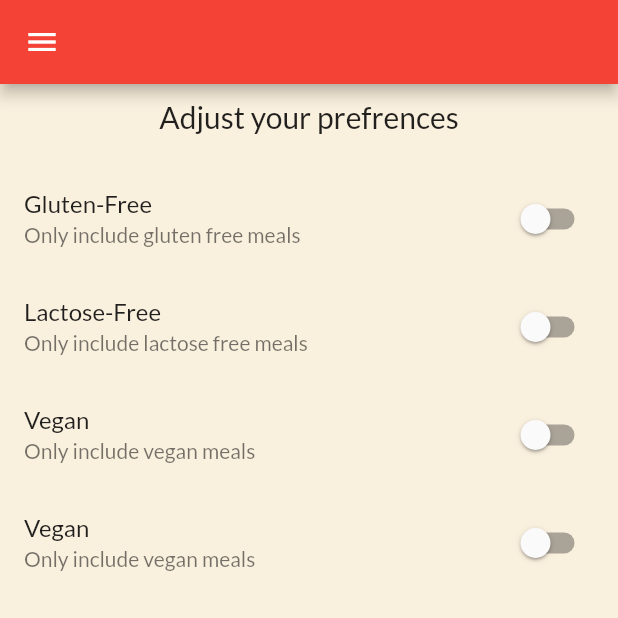
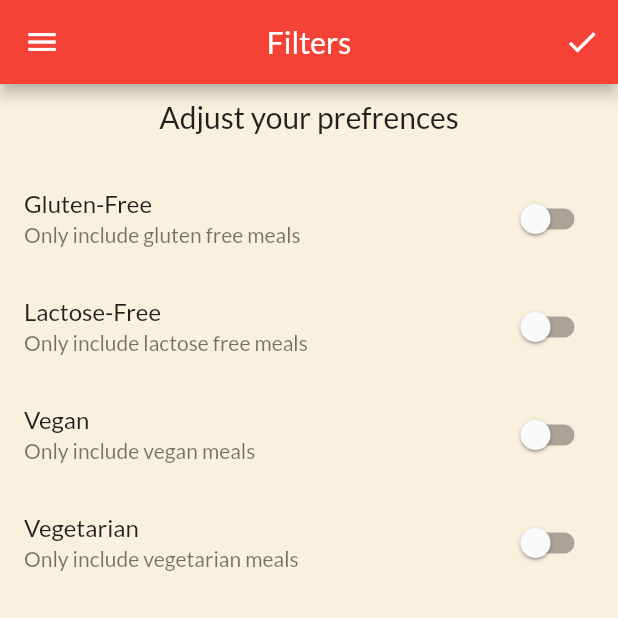
Before and after one commit to devgala/meals_app, a Flutter app: the screen it shows after launch, in the side drawer, after a tap on "Filters", on a phone screen of 412 x 824 dp, the top half of it. Run offline on Flutter 3.47's test engine with Material 2 defaults, Android fonts, the phone set to English and light mode, and no system bars.

Commit message:
filter_logic

```diff
--- a/lib/filter_screen.dart
+++ b/lib/filter_screen.dart
@@ -3,7 +3,9 @@ import 'package:meals_app/widgets/main_drawer.dart';
 
 class FilterScreen extends StatefulWidget {
   static const ROUTE_NAME = '/FilterScreen';
-
+  final Function setFilter;
+  final Map<String,bool> filterValues;
+  FilterScreen(this.filterValues,this.setFilter);
   @override
   State<FilterScreen> createState() => _FilterScreenState();
 }
@@ -13,6 +15,18 @@ class _FilterScreenState extends State<FilterScreen> {
   bool lastoseFree = false;
   bool vegan = false;
   bool vegetarian = false;
+    @override
+  void initState() {
+    // TODO: implement initState
+      glutenFree = widget.filterValues['gluten-free'] as bool;
+      lastoseFree = widget.filterValues['lactose-free'] as bool;
+
+vegan = widget.filterValues['vegan'] as bool;
+
+vegetarian = widget.filterValues['vegetarian'] as bool;
+
+      super.initState();
+    }
 
 
 
@@ -21,7 +35,20 @@ class _FilterScreenState extends State<FilterScreen> {
     return Scaffold(
         backgroundColor: Theme.of(context).backgroundColor,
         drawer: MainDrawer(),
-        appBar: AppBar(),
+        appBar: AppBar(
+          title: const Text("Filters"),
+          actions: <Widget>[
+             IconButton(onPressed: (){
+               widget.setFilter({
+                 'gluten-free' : glutenFree,
+                 'lactose-free' : lastoseFree,
+                 'vegan' : vegan,
+                 'vegetarian' : vegetarian
+               });
+             }, icon: Icon(Icons.check))
+          ],
+          centerTitle: true,
+        ),
         body: Column(
           children: <Widget>[
             Container(
@@ -74,8 +101,8 @@ class _FilterScreenState extends State<FilterScreen> {
 
               });
           },
-          title: const Text('Vegan'),
-          subtitle: const Text('Only include vegan meals'),
+          title: const Text('Vegetarian'),
+          subtitle: const Text('Only include vegetarian meals'),
         ),
 
 
--- a/lib/main.dart
+++ b/lib/main.dart
@@ -1,20 +1,54 @@
 import 'package:flutter/foundation.dart';
 import 'package:flutter/material.dart';
 import 'package:meals_app/CategoryScreen.dart';
+import 'package:meals_app/dummydata.dart';
 import 'package:meals_app/meals_list_screen.dart';
 import 'package:meals_app/tabs_screen.dart';
 import 'package:meals_app/widgets/category_card.dart';
 import 'package:meals_app/meal_detail_screen.dart';
 
 import 'filter_screen.dart';
+import 'models/meal.dart';
 
 void main() {
   runApp(const MyApp());
 }
 
-class MyApp extends StatelessWidget {
+class MyApp extends StatefulWidget {
   const MyApp({super.key});
 
+  @override
+  State<MyApp> createState() => _MyAppState();
+}
+
+class _MyAppState extends State<MyApp> {
+   Map<String,bool> filters = {
+        'gluten-free' : false,
+      'lactose-free' : false,
+    'vegan' : false,
+    'vegetarian' : false
+  };
+  List<Meal> mealList = DUMMY_MEALS;
+  void updateFilter(Map<String,bool> filterData){
+    setState(() {
+      filters = filterData;
+        mealList = DUMMY_MEALS.where((meal) {
+            if(filters['gluten-free']! && !meal.isGlutenFree){
+              return false;
+            }
+            if(filters['lactose-free']! && !meal.isLactoseFree){
+              return false;
+            }
+            if(filters['vegan']! && !meal.isVegan){
+              return false;
+            }
+            if(filters['vegetarian']! && !meal.isVegetarian){
+              return false;
+            }
+            return true;
+        }).toList();
+    });
+  }
   @override
   Widget build(BuildContext context) {
     return MaterialApp(
@@ -30,9 +64,9 @@ class MyApp extends StatelessWidget {
       home: TabsScreen(),
       routes: {
         TabsScreen.ROUTE_NAME : (ctx)=>TabsScreen(),
-        MealsListScreen.ROUTE_NAME : (ctx)=> MealsListScreen(),
+        MealsListScreen.ROUTE_NAME : (ctx)=> MealsListScreen(mealList),
         MealDetailScreen.ROUTE_NAME : (ctx)=>MealDetailScreen(),
-        FilterScreen.ROUTE_NAME : (ctx)=>FilterScreen(),
+        FilterScreen.ROUTE_NAME : (ctx)=>FilterScreen(filters,updateFilter),
       },
       onGenerateRoute: (settings){
           return MaterialPageRoute(builder: (ctx)=>CategoryScreen()); //if route is not given in routes map in main.dart
```
Also changed, not shown: lib/meals_list_screen.dart (+10 -2 lines).
